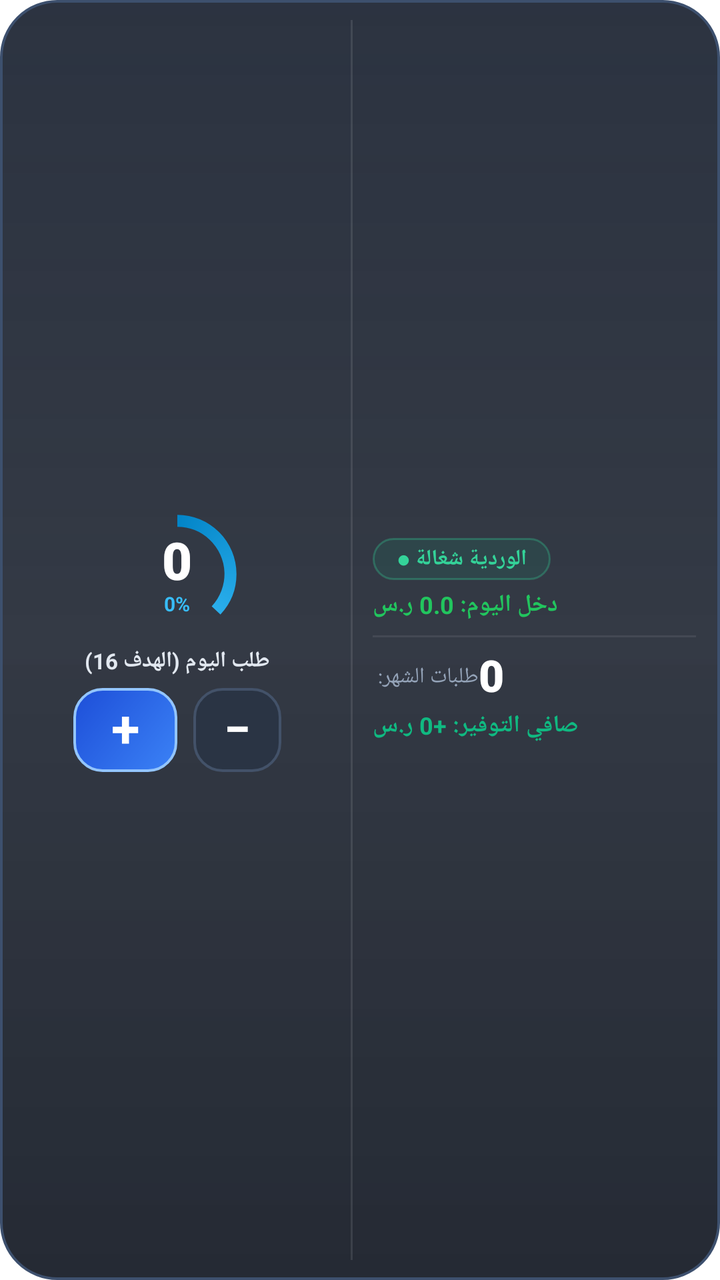
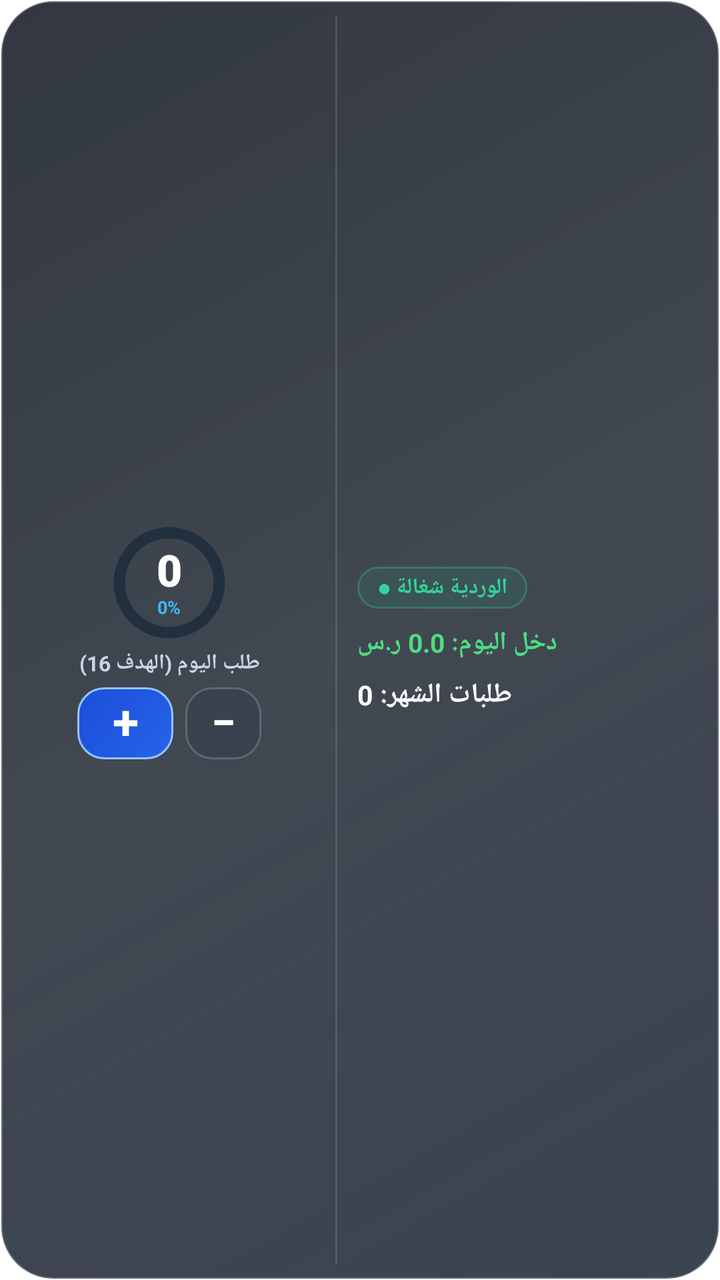

Two renders of the same Android screen: before a commit and after it. Below are the layout's source before the change and the commit's diff.
<!-- AndroidManifest.xml: fallback theme Theme.MaterialComponents.DayNight.NoActionBar -->
<!-- res/layout/widget_apple_glass.xml -->
<?xml version="1.0" encoding="utf-8"?>
<LinearLayout xmlns:android="http://schemas.android.com/apk/res/android"
    android:id="@+id/apple_widget_root"
    android:layout_width="match_parent"
    android:layout_height="match_parent"
    android:background="@drawable/bg_apple_glass_container"
    android:orientation="horizontal"
    android:layoutDirection="ltr"
    android:padding="10dp"
    android:gravity="center_vertical">

    
    <LinearLayout
        android:id="@+id/apple_section_left"
        android:layout_width="0dp"
        android:layout_height="match_parent"
        android:layout_weight="1.0"
        android:orientation="vertical"
        android:gravity="center">

        
        <FrameLayout
            android:layout_width="66dp"
            android:layout_height="66dp">

            <ProgressBar
                android:id="@+id/pb_apple_ring"
                style="?android:attr/progressBarStyleHorizontal"
                android:layout_width="match_parent"
                android:layout_height="match_parent"
                android:indeterminate="false"
                android:max="100"
                android:progress="37"
                android:progressDrawable="@drawable/ring_progress_cyan" />

            <LinearLayout
                android:layout_width="match_parent"
                android:layout_height="match_parent"
                android:gravity="center"
                android:orientation="vertical">

                <TextView
                    android:id="@+id/tv_apple_orders_count"
                    android:layout_width="wrap_content"
                    android:layout_height="wrap_content"
                    android:fontFamily="sans-serif-black"
                    android:includeFontPadding="false"
                    android:text="0"
                    android:textColor="#FFFFFF"
                    android:textSize="26sp"
                    android:textStyle="bold" />

                <TextView
                    android:id="@+id/tv_apple_progress_percent"
                    android:layout_width="wrap_content"
                    android:layout_height="wrap_content"
                    android:includeFontPadding="false"
                    android:text="0%"
                    android:textColor="#38BDF8"
                    android:textSize="10sp"
                    android:textStyle="bold" />
            </LinearLayout>
        </FrameLayout>

        
        <TextView
            android:id="@+id/tv_apple_target_sub"
            android:layout_width="wrap_content"
            android:layout_height="wrap_content"
            android:layout_marginTop="3dp"
            android:includeFontPadding="false"
            android:text="طلب اليوم (الهدف 16)"
            android:textColor="#E2E8F0"
            android:textSize="11sp"
            android:textStyle="bold" />

        
        <LinearLayout
            android:layout_width="wrap_content"
            android:layout_height="wrap_content"
            android:layout_marginTop="6dp"
            android:gravity="center_vertical"
            android:orientation="horizontal">

            <TextView
                android:id="@+id/btn_apple_increment"
                android:layout_width="52dp"
                android:layout_height="42dp"
                android:background="@drawable/btn_apple_plus"
                android:gravity="center"
                android:includeFontPadding="false"
                android:text="+"
                android:textColor="#FFFFFF"
                android:textSize="26sp"
                android:textStyle="bold" />

            <TextView
                android:id="@+id/btn_apple_decrement"
                android:layout_width="44dp"
                android:layout_height="42dp"
                android:layout_marginLeft="8dp"
                android:layout_marginStart="8dp"
                android:background="@drawable/btn_apple_minus"
                android:gravity="center"
                android:includeFontPadding="false"
                android:text="−"
                android:textColor="#FFFFFF"
                android:textSize="24sp"
                android:textStyle="bold" />
        </LinearLayout>
    </LinearLayout>

    
    <FrameLayout
        android:layout_width="1dp"
        android:layout_height="match_parent"
        android:background="#1AFFFFFF"
        android:layout_marginLeft="8dp"
        android:layout_marginRight="8dp" />

    
    <LinearLayout
        android:id="@+id/apple_section_right"
        android:layout_width="0dp"
        android:layout_height="match_parent"
        android:layout_weight="1.05"
        android:orientation="vertical"
        android:gravity="center_vertical"
        android:paddingLeft="2dp"
        android:paddingRight="2dp">

        
        <TextView
            android:id="@+id/tv_apple_shift_status"
            android:layout_width="wrap_content"
            android:layout_height="wrap_content"
            android:background="@drawable/bg_apple_shift_pill"
            android:paddingLeft="12dp"
            android:paddingRight="12dp"
            android:paddingTop="3dp"
            android:paddingBottom="3dp"
            android:text="الوردية شغالة ●"
            android:textColor="#34D399"
            android:textSize="11sp"
            android:textStyle="bold" />

        
        <TextView
            android:id="@+id/tv_apple_today_income"
            android:layout_width="wrap_content"
            android:layout_height="wrap_content"
            android:layout_marginTop="4dp"
            android:text="دخل اليوم: 0.0 ر.س"
            android:textColor="#22C55E"
            android:textSize="12sp"
            android:textStyle="bold" />

        
        <FrameLayout
            android:layout_width="match_parent"
            android:layout_height="1dp"
            android:background="#14FFFFFF"
            android:layout_marginTop="7dp"
            android:layout_marginBottom="7dp" />

        
        <LinearLayout
            android:layout_width="wrap_content"
            android:layout_height="wrap_content"
            android:orientation="horizontal"
            android:gravity="center_vertical">

            <TextView
                android:layout_width="wrap_content"
                android:layout_height="wrap_content"
                android:text="طلبات الشهر: "
                android:textColor="#94A3B8"
                android:textSize="11sp" />

            <TextView
                android:id="@+id/tv_apple_month_orders"
                android:layout_width="wrap_content"
                android:layout_height="wrap_content"
                android:fontFamily="sans-serif-black"
                android:includeFontPadding="false"
                android:text="0"
                android:textColor="#FFFFFF"
                android:textSize="22sp"
                android:textStyle="bold" />
        </LinearLayout>

        
        <TextView
            android:id="@+id/tv_apple_total_savings"
            android:layout_width="wrap_content"
            android:layout_height="wrap_content"
            android:layout_marginTop="3dp"
            android:text="صافي التوفير: +0 ر.س"
            android:textColor="#10B981"
            android:textSize="12sp"
            android:textStyle="bold" />

    </LinearLayout>

</LinearLayout>
<!-- resources referenced by this layout -->
<resources>
  <!-- drawable bg_apple_glass_container (drawable) -->
  <?xml version="1.0" encoding="utf-8"?>
  <shape xmlns:android="http://schemas.android.com/apk/res/android"
      android:shape="rectangle">
      <corners android:radius="28dp" />
      <gradient
          android:startColor="#E6151D2C"
          android:centerColor="#D9101724"
          android:endColor="#E60D131E"
          android:angle="270" />
      <stroke
          android:width="1.2dp"
          android:color="#3D506E" />
  </shape>
  <!-- drawable bg_apple_shift_pill (drawable) -->
  <?xml version="1.0" encoding="utf-8"?>
  <shape xmlns:android="http://schemas.android.com/apk/res/android"
      android:shape="rectangle">
      <corners android:radius="14dp" />
      <solid android:color="#1A10B981" />
      <stroke
          android:width="1dp"
          android:color="#4D34D399" />
  </shape>
  <!-- drawable btn_apple_minus (drawable) -->
  <?xml version="1.0" encoding="utf-8"?>
  <shape xmlns:android="http://schemas.android.com/apk/res/android"
      android:shape="rectangle">
      <corners android:radius="14dp" />
      <solid android:color="#2A3444" />
      <stroke
          android:width="1.2dp"
          android:color="#435269" />
  </shape>
  <!-- drawable btn_apple_plus (drawable) -->
  <?xml version="1.0" encoding="utf-8"?>
  <shape xmlns:android="http://schemas.android.com/apk/res/android"
      android:shape="rectangle">
      <corners android:radius="14dp" />
      <gradient
          android:startColor="#3B82F6"
          android:endColor="#1D4ED8"
          android:angle="135" />
      <stroke
          android:width="1.2dp"
          android:color="#93C5FD" />
  </shape>
  <!-- drawable ring_progress_cyan (drawable) -->
  <?xml version="1.0" encoding="utf-8"?>
  <rotate xmlns:android="http://schemas.android.com/apk/res/android"
      android:fromDegrees="270"
      android:toDegrees="270">
      <shape
          android:innerRadiusRatio="2.8"
          android:shape="ring"
          android:thickness="6dp"
          android:useLevel="true">
          <gradient
              android:centerColor="#38BDF8"
              android:endColor="#7DD3FC"
              android:startColor="#0284C7"
              android:type="sweep" />
      </shape>
  </rotate>
</resources>

<!-- the commit's change to res/layout/widget_apple_glass.xml (unified diff, before → after) -->
@@ -6,7 +6,7 @@
     android:background="@drawable/bg_apple_glass_container"
     android:orientation="horizontal"
     android:layoutDirection="ltr"
-    android:padding="10dp"
+    android:padding="8dp"
     android:gravity="center_vertical">
 
     
@@ -20,8 +20,8 @@
 
         
         <FrameLayout
-            android:layout_width="66dp"
-            android:layout_height="66dp">
+            android:layout_width="62dp"
+            android:layout_height="62dp">
 
             <ProgressBar
                 android:id="@+id/pb_apple_ring"
@@ -30,7 +30,7 @@
                 android:layout_height="match_parent"
                 android:indeterminate="false"
                 android:max="100"
-                android:progress="37"
+                android:progress="0"
                 android:progressDrawable="@drawable/ring_progress_cyan" />
 
             <LinearLayout
@@ -47,7 +47,7 @@
                     android:includeFontPadding="false"
                     android:text="0"
                     android:textColor="#FFFFFF"
-                    android:textSize="26sp"
+                    android:textSize="22sp"
                     android:textStyle="bold" />
 
                 <TextView
@@ -57,7 +57,7 @@
                     android:includeFontPadding="false"
                     android:text="0%"
                     android:textColor="#38BDF8"
-                    android:textSize="10sp"
+                    android:textSize="9sp"
                     android:textStyle="bold" />
             </LinearLayout>
         </FrameLayout>
@@ -67,45 +67,45 @@
             android:id="@+id/tv_apple_target_sub"
             android:layout_width="wrap_content"
             android:layout_height="wrap_content"
-            android:layout_marginTop="3dp"
+            android:layout_marginTop="2dp"
             android:includeFontPadding="false"
             android:text="طلب اليوم (الهدف 16)"
-            android:textColor="#E2E8F0"
-            android:textSize="11sp"
+            android:textColor="#CBD5E1"
+            android:textSize="10.5sp"
             android:textStyle="bold" />
 
         
         <LinearLayout
             android:layout_width="wrap_content"
             android:layout_height="wrap_content"
-            android:layout_marginTop="6dp"
+            android:layout_marginTop="5dp"
             android:gravity="center_vertical"
             android:orientation="horizontal">
 
             <TextView
                 android:id="@+id/btn_apple_increment"
-                android:layout_width="52dp"
-                android:layout_height="42dp"
+                android:layout_width="48dp"
+                android:layout_height="36dp"
                 android:background="@drawable/btn_apple_plus"
                 android:gravity="center"
                 android:includeFontPadding="false"
                 android:text="+"
                 android:textColor="#FFFFFF"
-                android:textSize="26sp"
+                android:textSize="24sp"
                 android:textStyle="bold" />
 
             <TextView
                 android:id="@+id/btn_apple_decrement"
-                android:layout_width="44dp"
-                android:layout_height="42dp"
-                android:layout_marginLeft="8dp"
-                android:layout_marginStart="8dp"
+                android:layout_width="38dp"
+                android:layout_height="36dp"
+                android:layout_marginLeft="6dp"
+                android:layout_marginStart="6dp"
                 android:background="@drawable/btn_apple_minus"
                 android:gravity="center"
                 android:includeFontPadding="false"
                 android:text="−"
                 android:textColor="#FFFFFF"
-                android:textSize="24sp"
+                android:textSize="22sp"
                 android:textStyle="bold" />
         </LinearLayout>
     </LinearLayout>
@@ -114,20 +114,20 @@
     <FrameLayout
         android:layout_width="1dp"
         android:layout_height="match_parent"
-        android:background="#1AFFFFFF"
-        android:layout_marginLeft="8dp"
-        android:layout_marginRight="8dp" />
+        android:background="#1FFFFFFF"
+        android:layout_marginLeft="6dp"
+        android:layout_marginRight="6dp" />
 
     
     <LinearLayout
         android:id="@+id/apple_section_right"
         android:layout_width="0dp"
         android:layout_height="match_parent"
-        android:layout_weight="1.05"
+        android:layout_weight="1.15"
         android:orientation="vertical"
         android:gravity="center_vertical"
-        android:paddingLeft="2dp"
-        android:paddingRight="2dp">
+        android:paddingLeft="4dp"
+        android:paddingRight="4dp">
 
         
         <TextView
@@ -135,8 +135,8 @@
             android:layout_width="wrap_content"
             android:layout_height="wrap_content"
             android:background="@drawable/bg_apple_shift_pill"
-            android:paddingLeft="12dp"
-            android:paddingRight="12dp"
+            android:paddingLeft="10dp"
+            android:paddingRight="10dp"
             android:paddingTop="3dp"
             android:paddingBottom="3dp"
             android:text="الوردية شغالة ●"
@@ -149,55 +149,23 @@
             android:id="@+id/tv_apple_today_income"
             android:layout_width="wrap_content"
             android:layout_height="wrap_content"
-            android:layout_marginTop="4dp"
+            android:layout_marginTop="8dp"
             android:text="دخل اليوم: 0.0 ر.س"
-            android:textColor="#22C55E"
-            android:textSize="12sp"
+            android:textDirection="rtl"
+            android:textColor="#4ADE80"
+            android:textSize="13sp"
             android:textStyle="bold" />
 
         
-        <FrameLayout
-            android:layout_width="match_parent"
-            android:layout_height="1dp"
-            android:background="#14FFFFFF"
-            android:layout_marginTop="7dp"
-            android:layout_marginBottom="7dp" />
-
-        
-        <LinearLayout
+        <TextView
+            android:id="@+id/tv_apple_month_orders"
             android:layout_width="wrap_content"
             android:layout_height="wrap_content"
-            android:orientation="horizontal"
-            android:gravity="center_vertical">
-
-            <TextView
-                android:layout_width="wrap_content"
-                android:layout_height="wrap_content"
-                android:text="طلبات الشهر: "
-                android:textColor="#94A3B8"
-                android:textSize="11sp" />
-
-            <TextView
-                android:id="@+id/tv_apple_month_orders"
-                android:layout_width="wrap_content"
-                android:layout_height="wrap_content"
-                android:fontFamily="sans-serif-black"
-                android:includeFontPadding="false"
-                android:text="0"
-                android:textColor="#FFFFFF"
-                android:textSize="22sp"
-                android:textStyle="bold" />
-        </LinearLayout>
-
-        
-        <TextView
-            android:id="@+id/tv_apple_total_savings"
-            android:layout_width="wrap_content"
-            android:layout_height="wrap_content"
-            android:layout_marginTop="3dp"
-            android:text="صافي التوفير: +0 ر.س"
-            android:textColor="#10B981"
-            android:textSize="12sp"
+            android:layout_marginTop="8dp"
+            android:text="طلبات الشهر: 0"
+            android:textDirection="rtl"
+            android:textColor="#F8FAFC"
+            android:textSize="13.5sp"
             android:textStyle="bold" />
 
     </LinearLayout>
<!-- resource entries referenced after the edit -->
@@ -4,15 +4,15 @@
   <?xml version="1.0" encoding="utf-8"?>
   <shape xmlns:android="http://schemas.android.com/apk/res/android"
       android:shape="rectangle">
-      <corners android:radius="28dp" />
+      <corners android:radius="26dp" />
       <gradient
-          android:startColor="#E6151D2C"
-          android:centerColor="#D9101724"
-          android:endColor="#E60D131E"
-          android:angle="270" />
+          android:startColor="#D9182232"
+          android:centerColor="#CC121A26"
+          android:endColor="#D90E141F"
+          android:angle="135" />
       <stroke
           android:width="1.2dp"
-          android:color="#3D506E" />
+          android:color="#33FFFFFF" />
   </shape>
   <!-- drawable bg_apple_shift_pill (drawable) -->
   <?xml version="1.0" encoding="utf-8"?>
@@ -28,41 +28,56 @@
   <?xml version="1.0" encoding="utf-8"?>
   <shape xmlns:android="http://schemas.android.com/apk/res/android"
       android:shape="rectangle">
-      <corners android:radius="14dp" />
-      <solid android:color="#2A3444" />
+      <corners android:radius="13dp" />
+      <solid android:color="#40243245" />
       <stroke
-          android:width="1.2dp"
-          android:color="#435269" />
+          android:width="1dp"
+          android:color="#2EFFFFFF" />
   </shape>
   <!-- drawable btn_apple_plus (drawable) -->
   <?xml version="1.0" encoding="utf-8"?>
   <shape xmlns:android="http://schemas.android.com/apk/res/android"
       android:shape="rectangle">
-      <corners android:radius="14dp" />
+      <corners android:radius="13dp" />
       <gradient
-          android:startColor="#3B82F6"
+          android:startColor="#2563EB"
           android:endColor="#1D4ED8"
           android:angle="135" />
       <stroke
-          android:width="1.2dp"
+          android:width="1dp"
           android:color="#93C5FD" />
   </shape>
   <!-- drawable ring_progress_cyan (drawable) -->
   <?xml version="1.0" encoding="utf-8"?>
-  <rotate xmlns:android="http://schemas.android.com/apk/res/android"
-      android:fromDegrees="270"
-      android:toDegrees="270">
-      <shape
-          android:innerRadiusRatio="2.8"
-          android:shape="ring"
-          android:thickness="6dp"
-          android:useLevel="true">
-          <gradient
-              android:centerColor="#38BDF8"
-              android:endColor="#7DD3FC"
-              android:startColor="#0284C7"
-              android:type="sweep" />
-      </shape>
-  </rotate>
+  <layer-list xmlns:android="http://schemas.android.com/apk/res/android">
+      
+      <item android:id="@android:id/background">
+          <shape
+              android:innerRadiusRatio="2.8"
+              android:shape="ring"
+              android:thickness="5.5dp"
+              android:useLevel="false">
+              <solid android:color="#222F3E" />
+          </shape>
+      </item>
+      
+      <item android:id="@android:id/progress">
+          <rotate
+              android:fromDegrees="270"
+              android:toDegrees="270">
+              <shape
+                  android:innerRadiusRatio="2.8"
+                  android:shape="ring"
+                  android:thickness="5.5dp"
+                  android:useLevel="true">
+                  <gradient
+                      android:centerColor="#38BDF8"
+                      android:endColor="#7DD3FC"
+                      android:startColor="#0284C7"
+                      android:type="sweep" />
+              </shape>
+          </rotate>
+      </item>
+  </layer-list>
 </resources>
 
